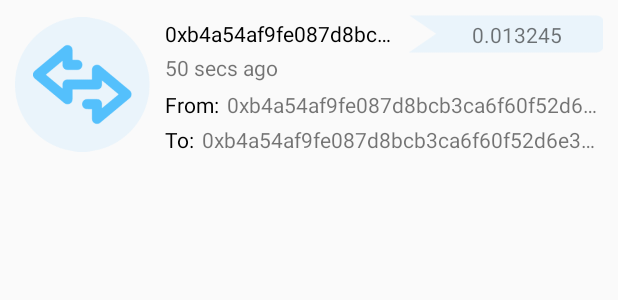
After one commit to lemonbabu/SWA, an Android app: the layout notification_card.xml on its own in the app's theme, with its tools: preview values and no code run, on a phone screen of 412 x 824 dp. The commit adds this screen. Shown: the top 300 px of the screen. Run offline under Robolectric (Android 15) with nearby library versions, the phone set to English and light mode, and no system bars.

Commit message:
Notification system Implemented

```diff
--- a/app/src/main/java/com/tbl/shibwhalealerts/view/adapter/TxAdapter.kt
+++ b/app/src/main/java/com/tbl/shibwhalealerts/view/adapter/TxAdapter.kt
@@ -1,5 +1,6 @@
 package com.tbl.shibwhalealerts.view.adapter
 
+import android.util.Log
 import android.view.LayoutInflater
 import android.view.View
 import android.view.ViewGroup
@@ -32,6 +33,7 @@ class TxAdapter (private val txList: ArrayList<TxData>, private var onTxClickLis
     }
 
     override fun getItemCount(): Int {
+        Log.d("TxAdapter ", "= " + txList.size)
         return txList.size
     }
 
--- a/app/src/main/java/com/tbl/shibwhalealerts/view/ui/MainActivity.kt
+++ b/app/src/main/java/com/tbl/shibwhalealerts/view/ui/MainActivity.kt
@@ -8,18 +8,16 @@ import android.os.Bundle
 import android.view.View
 import androidx.lifecycle.ViewModelProvider
 import com.tbl.shibwhalealerts.R
-import com.tbl.shibwhalealerts.gone
 import com.tbl.shibwhalealerts.service.TxListService
 import com.tbl.shibwhalealerts.view.ui.fragment.DashboardFragment
 import com.tbl.shibwhalealerts.view.ui.fragment.DetailsFragment
-import com.tbl.shibwhalealerts.viewModel.DashboardViewModel
 import com.tbl.shibwhalealerts.viewModel.FragmentCommunication
 import com.tbl.shibwhalealerts.viewModel.MainModelView
-import com.tbl.shibwhalealerts.visible
 import kotlinx.android.synthetic.main.activity_main.*
-import kotlinx.android.synthetic.main.fragment_dashboard.view.*
+import kotlinx.coroutines.DelicateCoroutinesApi
 import java.lang.Exception
 
+@DelicateCoroutinesApi
 class MainActivity : AppCompatActivity(), FragmentCommunication {
 
     private lateinit var viewModel: MainModelView
--- a/app/src/main/java/com/tbl/shibwhalealerts/viewModel/FragmentCommunication.kt
+++ b/app/src/main/java/com/tbl/shibwhalealerts/viewModel/FragmentCommunication.kt
@@ -1,6 +1,4 @@
 package com.tbl.shibwhalealerts.viewModel
-
-import com.tbl.shibwhalealerts.service.model.data.TxData
 
 
 interface FragmentCommunication {
--- a/app/src/main/res/layout/activity_main.xml
+++ b/app/src/main/res/layout/activity_main.xml
@@ -45,7 +45,7 @@
 
     <LinearLayout
         android:layout_width="match_parent"
-        android:layout_height="match_parent"
+        android:layout_height="wrap_content"
         android:layout_marginStart="20dp"
         android:layout_marginEnd="20dp"
         android:layout_below="@+id/layoutHeader">
@@ -54,7 +54,7 @@
         <androidx.fragment.app.FragmentContainerView
             android:id="@+id/fcvMain"
             android:layout_width="match_parent"
-            android:layout_height="match_parent"
+            android:layout_height="wrap_content"
             android:name="com.tbl.shibwhalealerts.view.ui.fragment.DashboardFragment" />
 
     </LinearLayout>
--- a/app/src/main/res/layout/fragment_dashboard.xml
+++ b/app/src/main/res/layout/fragment_dashboard.xml
@@ -4,13 +4,13 @@
     xmlns:app="http://schemas.android.com/apk/res-auto"
     xmlns:tools="http://schemas.android.com/tools"
     android:layout_width="match_parent"
-    android:layout_height="match_parent"
+    android:layout_height="wrap_content"
     android:id="@+id/swfRefresh"
     tools:context=".view.ui.fragment.DashboardFragment">
 
     <androidx.constraintlayout.widget.ConstraintLayout
         android:layout_width="match_parent"
-        android:layout_height="match_parent">
+        android:layout_height="wrap_content">
 
         <androidx.recyclerview.widget.RecyclerView
             android:id="@+id/rvTxList"
@@ -20,7 +20,6 @@
             app:layout_constraintEnd_toEndOf="parent"
             app:layout_constraintStart_toStartOf="parent"
             app:layout_constraintTop_toTopOf="parent"
-            tools:itemCount="10"
             tools:listitem="@layout/card_list_item" />
 
         <ProgressBar
--- /dev/null
+++ b/app/src/main/res/layout/notification_card.xml
@@ -0,0 +1,117 @@
+<?xml version="1.0" encoding="utf-8"?>
+<LinearLayout
+    xmlns:android="http://schemas.android.com/apk/res/android"
+    xmlns:tools="http://schemas.android.com/tools"
+    xmlns:app="http://schemas.android.com/apk/res-auto"
+    android:orientation="horizontal"
+    android:layout_width="match_parent"
+    android:layout_height="wrap_content"
+    android:theme="@style/Theme.AppCompat.Light"
+    app:cardBackgroundColor="@color/white">
+
+    <ImageView
+        android:layout_width="90dp"
+        android:layout_height="90dp"
+        android:layout_gravity="start|center"
+        android:layout_margin="10dp"
+        android:contentDescription="@string/logo"
+        android:src="@drawable/ic_list_tx"
+        tools:ignore="ImageContrastCheck" />
+
+
+    <LinearLayout
+        android:layout_width="wrap_content"
+        android:layout_height="wrap_content"
+        android:layout_marginTop="10dp"
+        android:layout_marginBottom="10dp"
+        android:layout_marginEnd="10dp"
+        android:orientation="vertical">
+
+        <LinearLayout
+            android:layout_width="match_parent"
+            android:layout_height="25dp"
+            android:weightSum="100"
+            android:orientation="horizontal">
+
+            <TextView
+                android:id="@+id/tvTxHas"
+                android:layout_width="0dp"
+                android:layout_height="20dp"
+                android:layout_weight="55"
+                android:layout_gravity="center|start"
+                android:layout_marginEnd="5dp"
+                android:maxLines="1"
+                android:ellipsize="end"
+                android:textColor="@color/black"
+                android:text="@string/txId"/>
+
+            <TextView
+                android:id="@+id/tvPrice"
+                android:layout_width="0dp"
+                android:layout_height="25dp"
+                android:layout_weight="45"
+                android:paddingTop="3dp"
+                android:paddingStart="15dp"
+                android:paddingEnd="0dp"
+                android:maxLines="1"
+                android:ellipsize="end"
+                android:textAlignment="center"
+                android:background="@drawable/bg_price_tag"
+                android:text="@string/price"/>
+        </LinearLayout>
+
+        <TextView
+            android:id="@+id/tvTime"
+            android:layout_width="match_parent"
+            android:layout_height="wrap_content"
+            android:text="@string/_50_secs_ago"/>
+
+        <LinearLayout
+            android:layout_width="match_parent"
+            android:layout_height="wrap_content"
+            android:layout_marginTop="5dp"
+            android:orientation="horizontal">
+
+            <TextView
+                android:layout_width="wrap_content"
+                android:layout_height="20dp"
+                android:layout_marginEnd="5dp"
+                android:textColor="@color/black"
+                android:text="@string/from"/>
+
+            <TextView
+                android:id="@+id/tvAddressFrom"
+                android:layout_width="wrap_content"
+                android:layout_height="20dp"
+                android:maxLines="1"
+                android:ellipsize="end"
+                android:text="@string/txId"/>
+        </LinearLayout>
+
+        <LinearLayout
+            android:layout_width="match_parent"
+            android:layout_height="wrap_content"
+            android:layout_marginTop="3dp"
+            android:orientation="horizontal">
+
+            <TextView
+                android:layout_width="wrap_content"
+                android:layout_height="20dp"
+                android:layout_marginEnd="5dp"
+                android:textColor="@color/black"
+                android:text="@string/to"/>
+
+            <TextView
+                android:id="@+id/tvAddressTo"
+                android:layout_width="wrap_content"
+                android:layout_height="20dp"
+                android:maxLines="1"
+                android:ellipsize="end"
+                android:text="@string/txId"/>
+        </LinearLayout>
+
+
+    </LinearLayout>
+
+
+</LinearLayout>
```
Also changed, not shown: app/build.gradle (+7 -2 lines), app/src/main/java/com/tbl/shibwhalealerts/Utility.kt (+11 -0 lines), app/src/main/java/com/tbl/shibwhalealerts/service/TxListService.kt (+123 -22 lines), app/src/main/java/com/tbl/shibwhalealerts/view/ui/fragment/DashboardFragment.kt (+29 -20 lines), app/src/main/java/com/tbl/shibwhalealerts/viewModel/BigTx.kt (added, +8 -0 lines), app/src/main/java/com/tbl/shibwhalealerts/viewModel/DashboardViewModel.kt (+2 -47 lines), app/src/main/res/layout/card_list_item.xml (+5 -5 lines).
